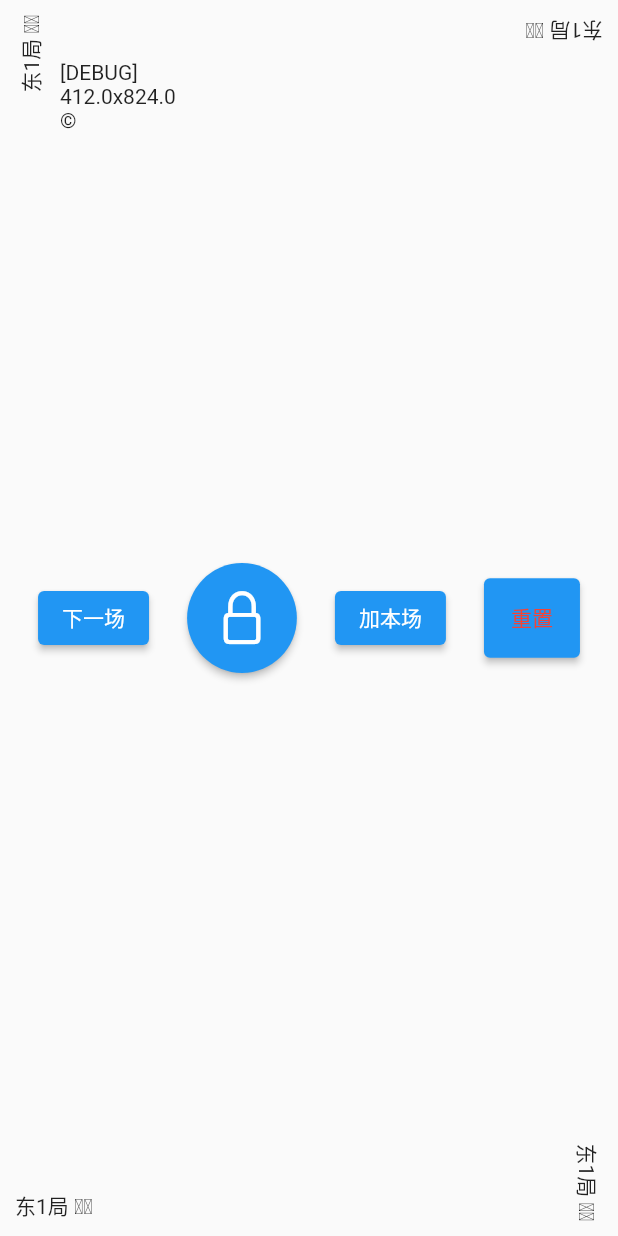
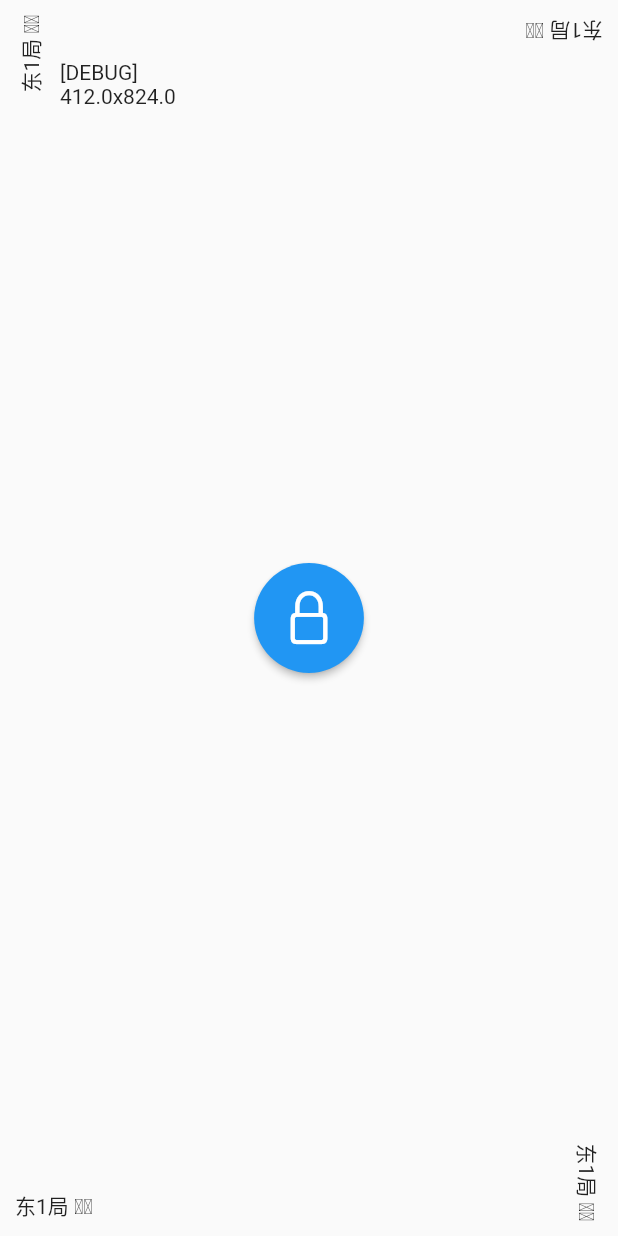
Before and after one commit to Ex-Studio/OfflineMahjongIndicator, a Flutter app: the screen it shows after launch, on a phone screen of 412 x 824 dp. Run offline on Flutter 3.47's test engine with Material 2 defaults, Android fonts, the phone set to English and light mode, and no system bars.

Commit message:
refactor debugInfo

```diff
--- a/lib/main.dart
+++ b/lib/main.dart
@@ -1,7 +1,6 @@
 import 'package:flutter/cupertino.dart';
 import 'package:flutter/material.dart';
 import 'package:playground221107/extension.dart';
-import 'extension.dart';
 
 void main() {
   runApp(
@@ -19,12 +18,15 @@ class ContextView extends StatelessWidget {
 
   @override
   Widget build(BuildContext context) {
+    final String debugInfo = """
+[DEBUG]
+${YxjExtensions.screenWidth(context)}x${YxjExtensions.screenHeight(context)}
+""";
+
     return Stack(
       children: [
         YxjCornerWidget(
-            padding: 40.0, corner: YxjCorner.topLeft, child: Text("""[DEBUG]
-${YxjExtensions.screenWidth(context)}x${YxjExtensions.screenHeight(context)}
-\u00a9""")),
+            padding: 40.0, corner: YxjCorner.topLeft, child: Text(debugInfo)),
         YxjCenterView(),
         YxjCornerWidget(
             corner: YxjCorner.bottomLeft,
@@ -59,11 +61,6 @@ class YxjCenterView extends StatelessWidget {
           mainAxisAlignment: MainAxisAlignment.spaceEvenly,
           children: [
             ElevatedButton(
-                onPressed: () {
-                  debugPrint("pressed");
-                },
-                child: Text("下一场")),
-            ElevatedButton(
               onPressed: () {
                 debugPrint("pressed");
               },
@@ -78,21 +75,6 @@ class YxjCenterView extends StatelessWidget {
                 size: YxjExtensions.screenLengthShorter(context) * 0.1,
               ),
             ),
-            ElevatedButton(
-                onPressed: () {
-                  debugPrint("pressed");
-                },
-                child: Text("加本场")),
-            ElevatedButton(
-                onPressed: () {
-                  debugPrint("pressed");
-                },
-                style: ElevatedButton.styleFrom(
-                  padding: EdgeInsets.all(16),
-                  backgroundColor: Colors.blue, // <-- Button color
-                  foregroundColor: Colors.red, // <-- Splash color
-                ),
-                child: Text("重置")),
           ],
         ),
       ],
```
Also changed, not shown: 1 other file.
